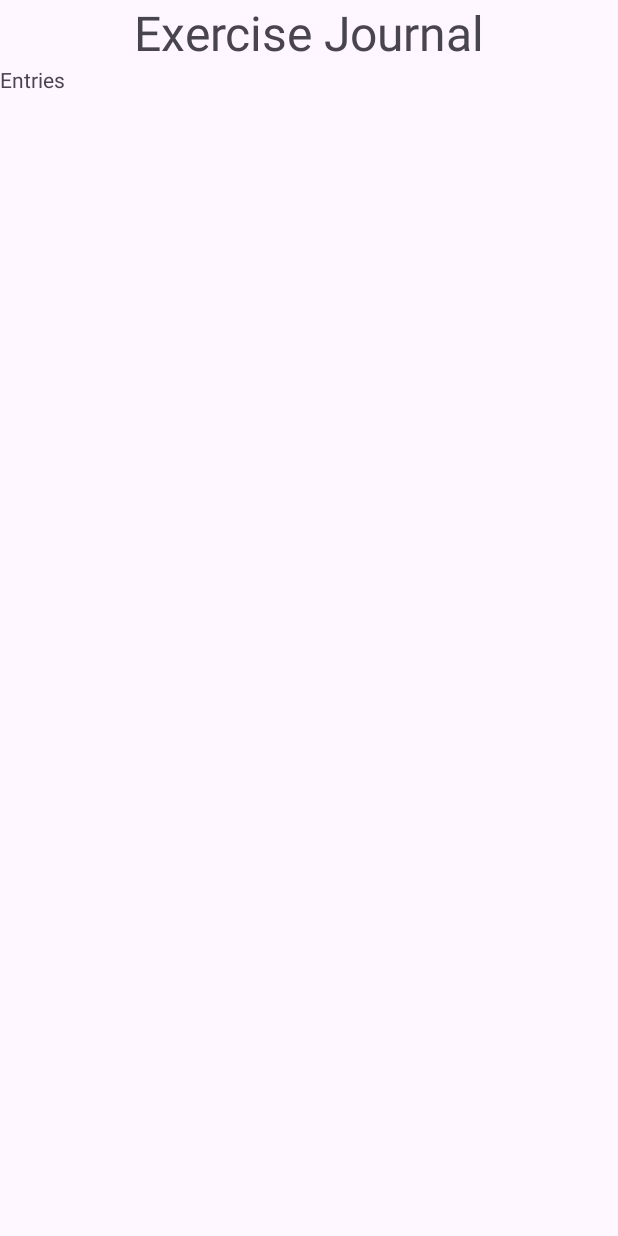
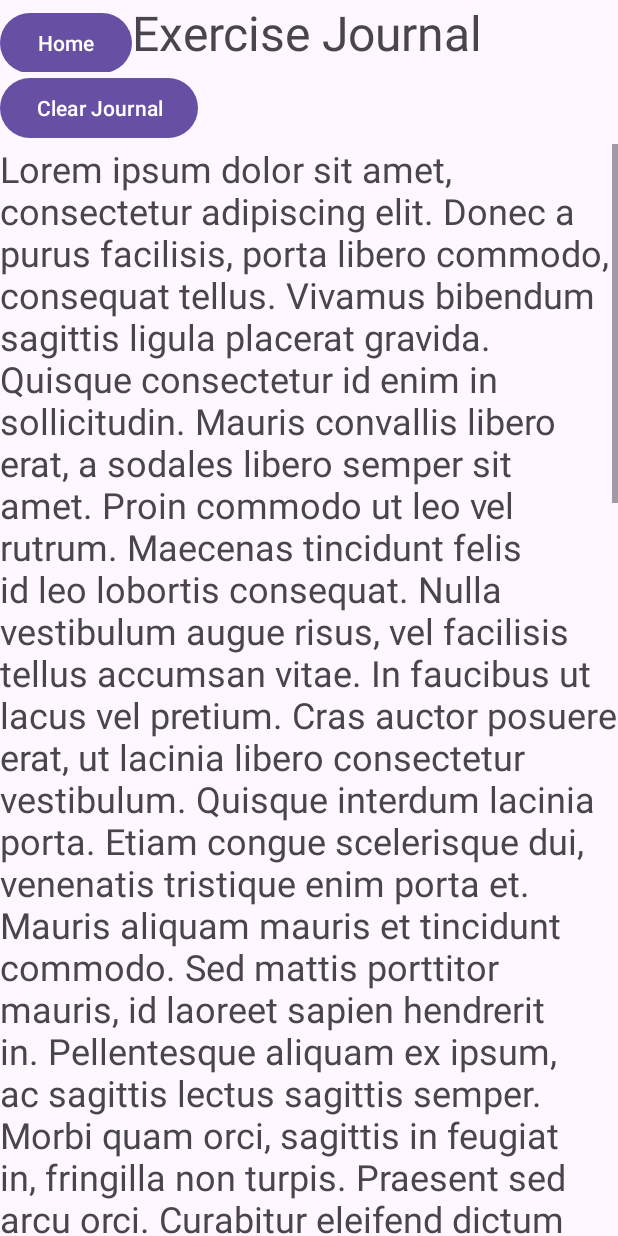
Before and after one commit to tiffanyluvii/HibernateLater, an Android app: the layout journal.xml on its own in the app's theme, with its tools: preview values and no code run, on a phone screen of 412 x 824 dp. Run offline under Robolectric (Android 15) with nearby library versions, the phone set to English and light mode, and no system bars.

Commit message:
journal display

```diff
--- a/app/src/main/AndroidManifest.xml
+++ b/app/src/main/AndroidManifest.xml
@@ -23,6 +23,9 @@
                 <category android:name="android.intent.category.LAUNCHER" />
             </intent-filter>
         </activity>
+
+        <activity android:name=".JournalActivity" />
     </application>
 
+
 </manifest>
--- a/app/src/main/java/com/example/hibernatelater/MainActivity.kt
+++ b/app/src/main/java/com/example/hibernatelater/MainActivity.kt
@@ -1,5 +1,6 @@
 package com.example.hibernatelater
 
+import android.content.Intent
 import android.os.Bundle
 import android.util.Log
 import android.view.View
@@ -14,43 +15,44 @@ import androidx.core.view.WindowInsetsCompat
 import java.util.Timer
 
 class MainActivity : AppCompatActivity() {
-    private lateinit var bearIcon: View
-    private lateinit var yesButton: AppCompatButton
-    private lateinit var noButton: AppCompatButton
-    private lateinit var questionPrompt: TextView
-    private lateinit var xButton: AppCompatButton
-    private lateinit var awardButton: AppCompatButton
-    private lateinit var journalButton: AppCompatButton
-    private lateinit var calendarButton: AppCompatButton
-    private lateinit var exerciseNumber: TextView
-    private lateinit var enterButton: AppCompatButton
-    private lateinit var motivationSpacer: View
-    private lateinit var motivationMessage: TextView
+    private lateinit var bearIcon : View
+    private lateinit var yesButton : AppCompatButton
+    private lateinit var noButton : AppCompatButton
+    private lateinit var questionPrompt : TextView
+    private lateinit var xButton : AppCompatButton
+    private lateinit var awardButton : AppCompatButton
+    private lateinit var journalButton : AppCompatButton
+    private lateinit var calendarButton : AppCompatButton
+    private lateinit var exerciseNumber : TextView
+    private lateinit var enterButton : AppCompatButton
+    private lateinit var motivationSpacer : View
+    private lateinit var motivationMessage : TextView
 
-    private lateinit var exerciseInput: EditText
-    private lateinit var setInput: EditText
-    private lateinit var repInput: EditText
+    private lateinit var exerciseInput : EditText
+    private lateinit var setInput : EditText
+    private lateinit var repInput : EditText
 
-    private lateinit var currentExercise: Exercise
+    private lateinit var currentExercise : Exercise
 
-    private lateinit var startScreenBottom: LinearLayout
-    private lateinit var exerciseScreenBottom: LinearLayout
+    private lateinit var startScreenBottom : LinearLayout
+    private lateinit var exerciseScreenBottom : LinearLayout
 
-    private var checkExercise: Boolean = false
-    private lateinit var currentMessage: String
+    private var checkExercise : Boolean = false
+    private lateinit var currentMessage : String
 
-    private lateinit var homepage: HomePage
-    override fun onCreate(savedInstanceState: Bundle?) {
+    private lateinit var homepage : HomePage
+
+    override fun onCreate(savedInstanceState : Bundle?) {
         super.onCreate(savedInstanceState)
     }
 
-    override fun onWindowFocusChanged(hasFocus: Boolean) {
+    override fun onWindowFocusChanged(hasFocus : Boolean) {
         super.onWindowFocusChanged(hasFocus)
         buildViewByCode()
     }
 
     fun animateBear(){
-        if (homepage.currentlyExercising()){
+        if ( homepage.currentlyExercising() ){
             if (!checkExercise){
                 bearIcon.setBackgroundResource(R.drawable.dumbbell_bear)
             } else {
@@ -96,6 +98,7 @@ class MainActivity : AppCompatActivity() {
         noButton.setOnClickListener{clickNo()}
         enterButton.setOnClickListener{enterExercise()}
         xButton.setOnClickListener{pressX()}
+        journalButton.setOnClickListener{displayJournal()}
 
         var timer: Timer = Timer()
         var task: ExerciseTimerTask = ExerciseTimerTask(this)
@@ -244,4 +247,10 @@ class MainActivity : AppCompatActivity() {
         homepage.clearArrayList()
     }
 
+    // go to the journal view
+    fun displayJournal() {
+        val intent = Intent(this, JournalActivity::class.java)
+        startActivity(intent)
+    }
+
 }
--- a/app/src/main/res/layout/journal.xml
+++ b/app/src/main/res/layout/journal.xml
@@ -3,6 +3,18 @@
     android:layout_width="match_parent"
     android:layout_height="match_parent"
     android:orientation="vertical">
+
+
+    <LinearLayout
+        android:layout_width="wrap_content"
+        android:layout_height="wrap_content">
+
+        <Button
+            android:id="@+id/home_button"
+            android:layout_width="wrap_content"
+            android:layout_height="wrap_content"
+            android:text="Home"
+            />
 
         <TextView
             android:id="@+id/tv"
@@ -12,12 +24,29 @@
             android:layout_height="wrap_content"
             android:textAlignment="center"
             />
+    </LinearLayout>
+
+
+    <Button
+        android:layout_width="wrap_content"
+        android:layout_height="wrap_content"
+        android:id="@+id/clear_journal_button"
+        android:text="Clear Journal"
+        />
+
+    <ScrollView
+        android:layout_width="match_parent"
+        android:layout_height="match_parent">
 
         <TextView
-        android:id="@+id/journal_entries"
-        android:text="Entries"
+            android:id="@+id/entries"
             android:layout_width="match_parent"
-        android:layout_height="match_parent"
+            android:layout_height="wrap_content"
+            android:textSize="24sp"
+            android:text="@string/test_string"
             />
+    </ScrollView>
+
+
 
 </LinearLayout>
--- a/app/src/main/res/values/strings.xml
+++ b/app/src/main/res/values/strings.xml
@@ -6,4 +6,17 @@
     <string name="after_break_message">Are you ready to start your next set?</string>
     <string name="exercise_message">EXERCISE #</string>
     <string name="motivation_message">YOU GOT THIS!</string>
+
+
+    <string name="test_string">
+        Lorem ipsum dolor sit amet, consectetur adipiscing elit. Donec a purus facilisis, porta libero commodo, consequat tellus. Vivamus bibendum sagittis ligula placerat gravida. Quisque consectetur id enim in sollicitudin. Mauris convallis libero erat, a sodales libero semper sit amet. Proin commodo ut leo vel rutrum. Maecenas tincidunt felis id leo lobortis consequat. Nulla vestibulum augue risus, vel facilisis tellus accumsan vitae. In faucibus ut lacus vel pretium. Cras auctor posuere erat, ut lacinia libero consectetur vestibulum. Quisque interdum lacinia porta. Etiam congue scelerisque dui, venenatis tristique enim porta et.
+
+Mauris aliquam mauris et tincidunt commodo. Sed mattis porttitor mauris, id laoreet sapien hendrerit in. Pellentesque aliquam ex ipsum, ac sagittis lectus sagittis semper. Morbi quam orci, sagittis in feugiat in, fringilla non turpis. Praesent sed arcu orci. Curabitur eleifend dictum ante et auctor. Nullam tincidunt condimentum congue.
+
+Vestibulum ante ipsum primis in faucibus orci luctus et ultrices posuere cubilia curae; Fusce tempus egestas tempor. Phasellus posuere placerat ipsum, ac imperdiet purus sagittis in. Quisque vulputate ex ac lacus vestibulum cursus. Ut lectus libero, aliquet in arcu at, congue consequat diam. Class aptent taciti sociosqu ad litora torquent per conubia nostra, per inceptos himenaeos. Quisque nisl nisl, vehicula sed libero et, suscipit ultrices mauris. Interdum et malesuada fames ac ante ipsum primis in faucibus. Ut consectetur fringilla purus eget molestie. Integer ac sapien vitae dui malesuada convallis. Fusce eget sapien metus. Duis sed nisi vel massa bibendum rhoncus eget at velit. Nulla porta neque vel mi ullamcorper consequat. Pellentesque lorem neque, ornare in sapien at, fermentum facilisis magna.
+
+Morbi porta varius nisl, in pulvinar nibh viverra at. Proin rutrum nisi vitae elit elementum tristique. Vestibulum nec malesuada erat, pulvinar laoreet arcu. Ut vitae ex diam. Sed varius dui sit amet odio molestie porta. Morbi sit amet odio quis dui egestas pharetra. Vivamus sed lectus velit. Phasellus ut augue ligula. Maecenas at nisi purus.
+
+Nam pellentesque suscipit turpis, eget ullamcorper mi. Nullam viverra mi et velit cursus, laoreet facilisis arcu feugiat. Donec metus lorem, ultricies in vehicula non, dictum at sapien. Maecenas eget rutrum ligula, vitae iaculis felis. Nunc at commodo dui. Sed eu pretium sem. Nullam ac rhoncus diam, in aliquam enim. In sagittis leo lobortis sem dictum ultricies. Donec vestibulum luctus sapien. Sed ac arcu tellus. Nam ultricies mauris vel leo rutrum pellentesque. Aenean sit amet lobortis tellus, at malesuada arcu. Integer pretium malesuada turpis condimentum egestas. Fusce consectetur faucibus quam in facilisis.
+    </string>
 </resources>
```
Lines whose indentation alone changed are shown as unchanged.
